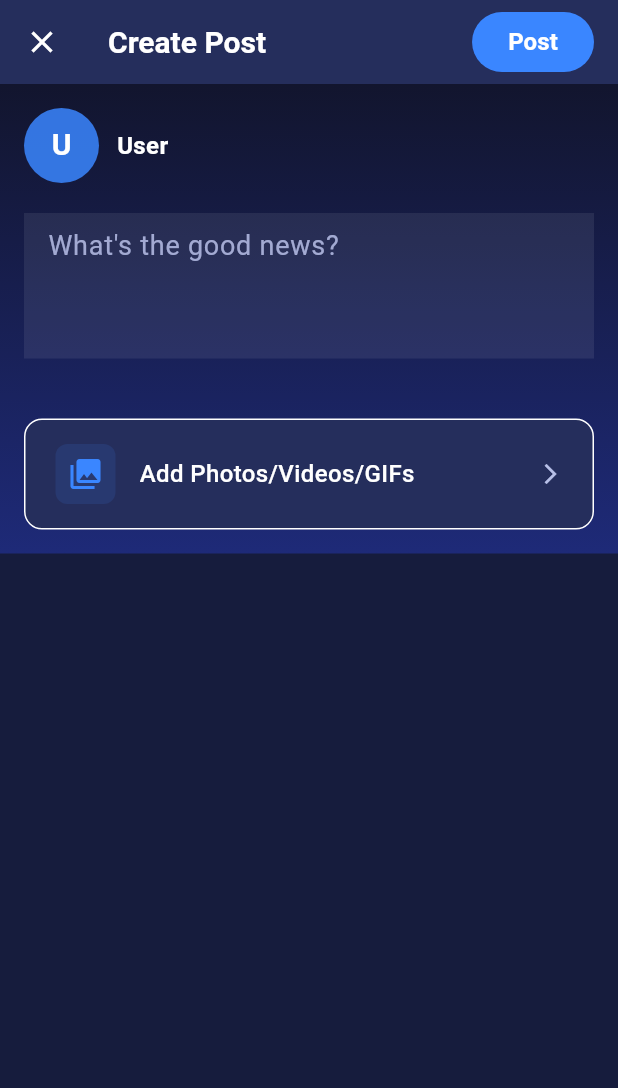
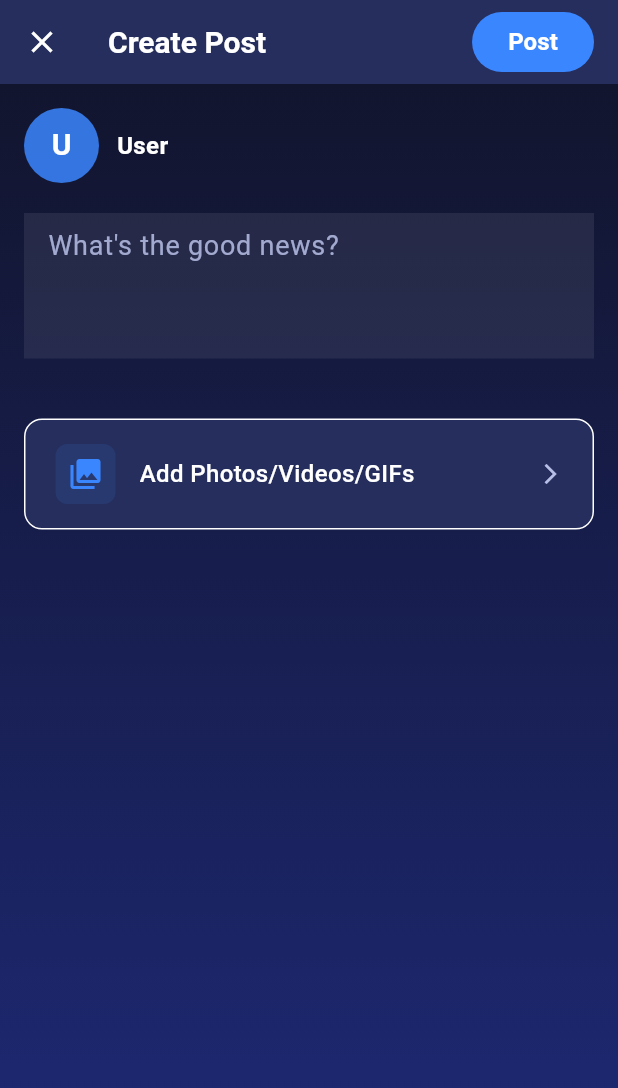
Before and after one commit to themadhatmedia/proxiapp, a Flutter app: the CreatePostScreen screen opened directly, on a phone screen of 412 x 824 dp. Shown: the top 1088 px of the screen. Run offline on Flutter 3.47's test engine with Material 3 defaults, Android fonts, the phone set to English and light mode, and no system bars; our stand-ins replace cached_network_image, flutter_animate, flutter_spinkit, fluttertoast, geolocator, get and 6 more; missing offline and left inert: comment_tree; accounts and stored records are empty; network calls fail.

Commit message:
0204 10:27

```diff
--- a/lib/views/posts/create_post_screen.dart
+++ b/lib/views/posts/create_post_screen.dart
@@ -368,7 +368,7 @@ class _CreatePostScreenState extends State<CreatePostScreen> {
     final cs = Theme.of(context).colorScheme;
 
     return Scaffold(
-      backgroundColor: cs.surface,
+      backgroundColor: Colors.transparent,
       appBar: AppBar(
         backgroundColor: context.proxi.surfaceCard,
         elevation: 0,
@@ -408,7 +408,10 @@ class _CreatePostScreenState extends State<CreatePostScreen> {
           ),
         ],
       ),
-      body: Container(
+      body: SizedBox.expand(
+        child: Container(
+          width: double.infinity,
+          height: double.infinity,
           decoration: BoxDecoration(
             gradient: AppTheme.scaffoldGradient(context),
           ),
@@ -462,6 +465,7 @@ class _CreatePostScreenState extends State<CreatePostScreen> {
               const SizedBox(height: 20),
               _buildAddMediaButton(),
               ],
+            ),
           ),
         ),
       ),
--- a/pubspec.yaml
+++ b/pubspec.yaml
@@ -16,7 +16,7 @@ publish_to: 'none' # Remove this line if you wish to publish to pub.dev
 # https://developer.apple.com/library/archive/documentation/General/Reference/InfoPlistKeyReference/Articles/CoreFoundationKeys.html
 # In Windows, build-name is used as the major, minor, and patch parts
 # of the product and file versions while build-number is used as the build suffix.
-version: 0.1.0+1001
+version: 0.1.1+1002
 
 environment:
   sdk: ^3.10.7
```
Lines whose indentation alone changed are shown as unchanged.
